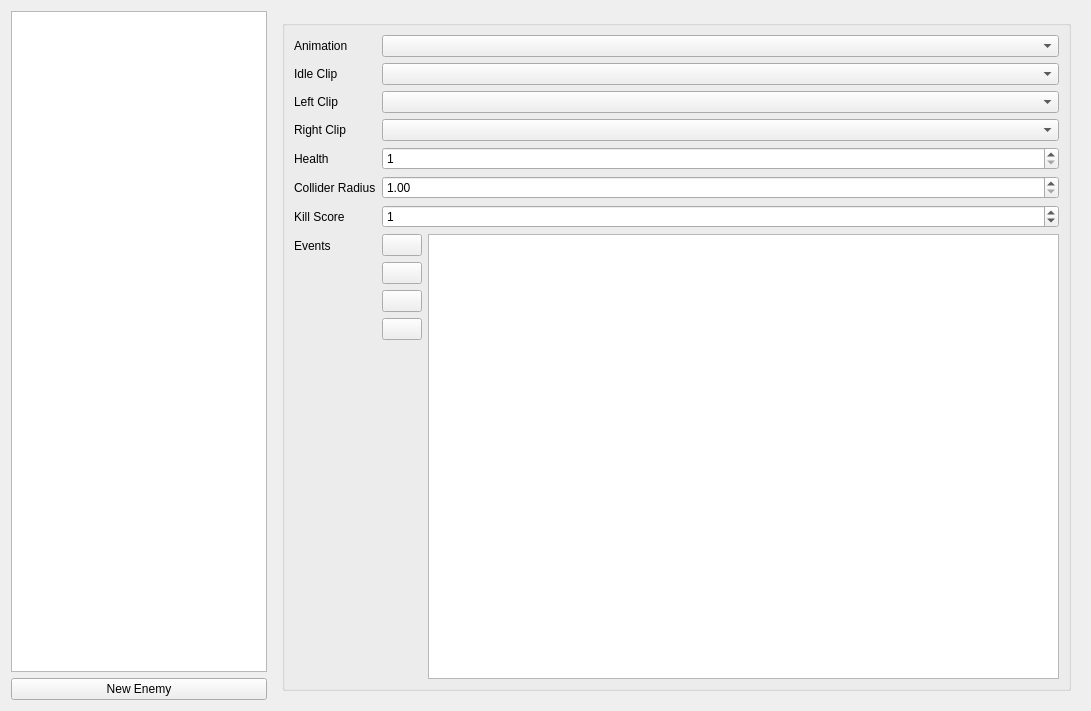
First picture: the form in tools/def_editor/ui/enemies.ui, repository aleios/SpaceProjectDreamcast, before the edit.
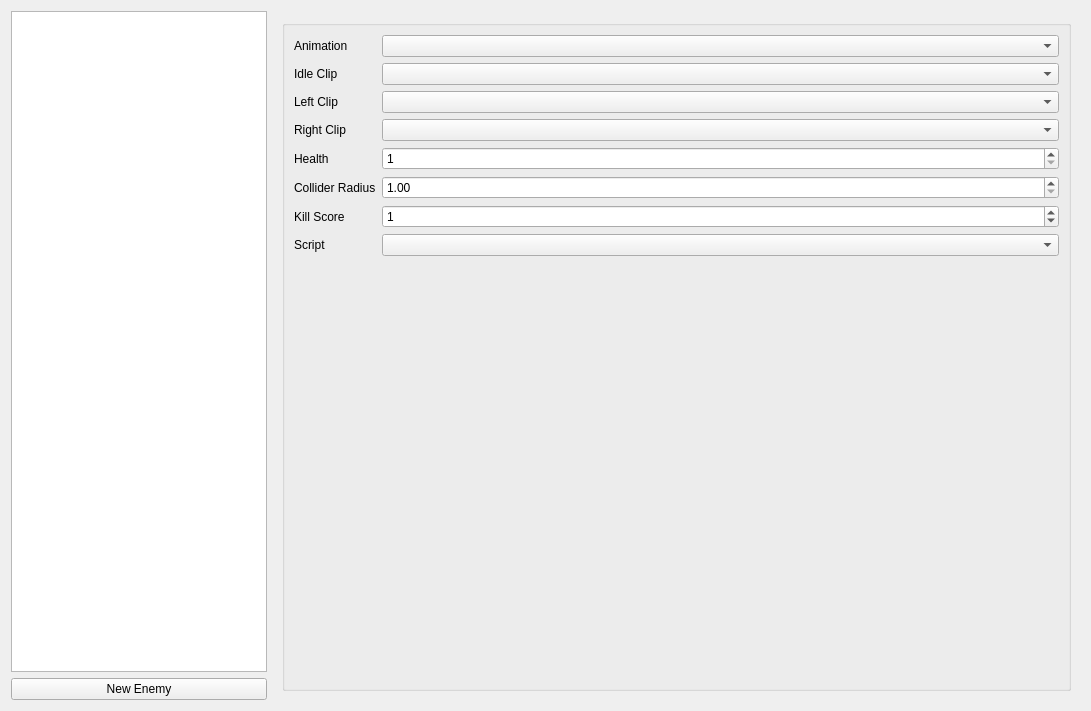
Second picture: the form after the edit. Icons and pictures are not drawn.

Commit message: refactor: Remove events model from enemy def settings. Replace with script combobox.

```diff
--- a/tools/def_editor/ui/enemies.ui
+++ b/tools/def_editor/ui/enemies.ui
@@ -172,80 +172,10 @@
           <item row="7" column="0">
            <widget class="QLabel" name="label_9">
             <property name="text">
-             <string>Events</string>
+             <string>Script</string>
             </property>
            </widget>
           </item>
-          <item row="7" column="1">
-           <layout class="QHBoxLayout" name="horizontalLayout_3">
-            <item>
-             <layout class="QVBoxLayout" name="verticalLayout_2">
-              <item>
-               <widget class="QPushButton" name="btnAddCmd">
-                <property name="sizePolicy">
-                 <sizepolicy hsizetype="Minimum" vsizetype="Fixed">
-                  <horstretch>0</horstretch>
-                  <verstretch>0</verstretch>
-                 </sizepolicy>
-                </property>
-                <property name="text">
-                 <string/>
-                </property>
-                <property name="icon">
-                 <iconset theme="QIcon::ThemeIcon::ListAdd"/>
-                </property>
-               </widget>
-              </item>
-              <item>
-               <widget class="QPushButton" name="btnRemoveCmd">
-                <property name="text">
-                 <string/>
-                </property>
-                <property name="icon">
-                 <iconset theme="QIcon::ThemeIcon::ListRemove"/>
-                </property>
-               </widget>
-              </item>
-              <item>
-               <widget class="QPushButton" name="btnUpCmd">
-                <property name="text">
-                 <string/>
-                </property>
-                <property name="icon">
-                 <iconset theme="QIcon::ThemeIcon::GoUp"/>
-                </property>
-               </widget>
-              </item>
-              <item>
-               <widget class="QPushButton" name="btnDownCmd">
-                <property name="text">
-                 <string/>
-                </property>
-                <property name="icon">
-                 <iconset theme="QIcon::ThemeIcon::GoDown"/>
-                </property>
-               </widget>
-              </item>
-              <item>
-               <spacer name="verticalSpacer">
-                <property name="orientation">
-                 <enum>Qt::Orientation::Vertical</enum>
-                </property>
-                <property name="sizeHint" stdset="0">
-                 <size>
-                  <width>20</width>
-                  <height>40</height>
-                 </size>
-                </property>
-               </spacer>
-              </item>
-             </layout>
-            </item>
-            <item>
-             <widget class="QListView" name="lvCmds"/>
-            </item>
-           </layout>
-          </item>
           <item row="6" column="0">
            <widget class="QLabel" name="label_2">
             <property name="text">
@@ -266,6 +196,9 @@
             </property>
            </widget>
           </item>
+          <item row="7" column="1">
+           <widget class="QComboBox" name="cbScript"/>
+          </item>
          </layout>
         </widget>
        </item>
```
The commit also changes 5 other files.
